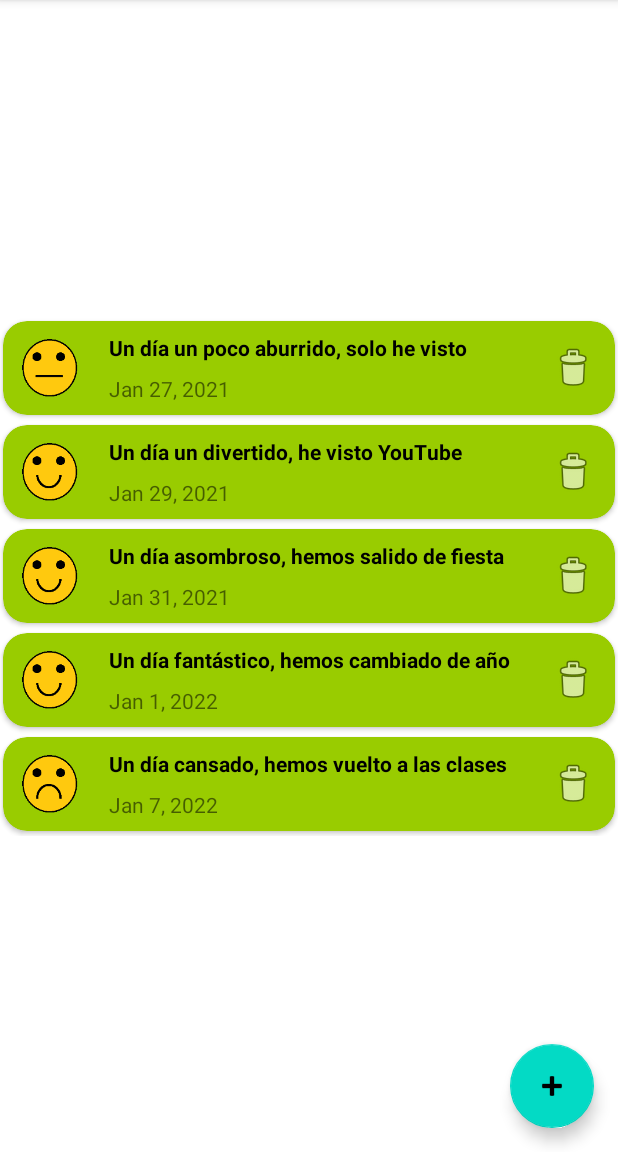
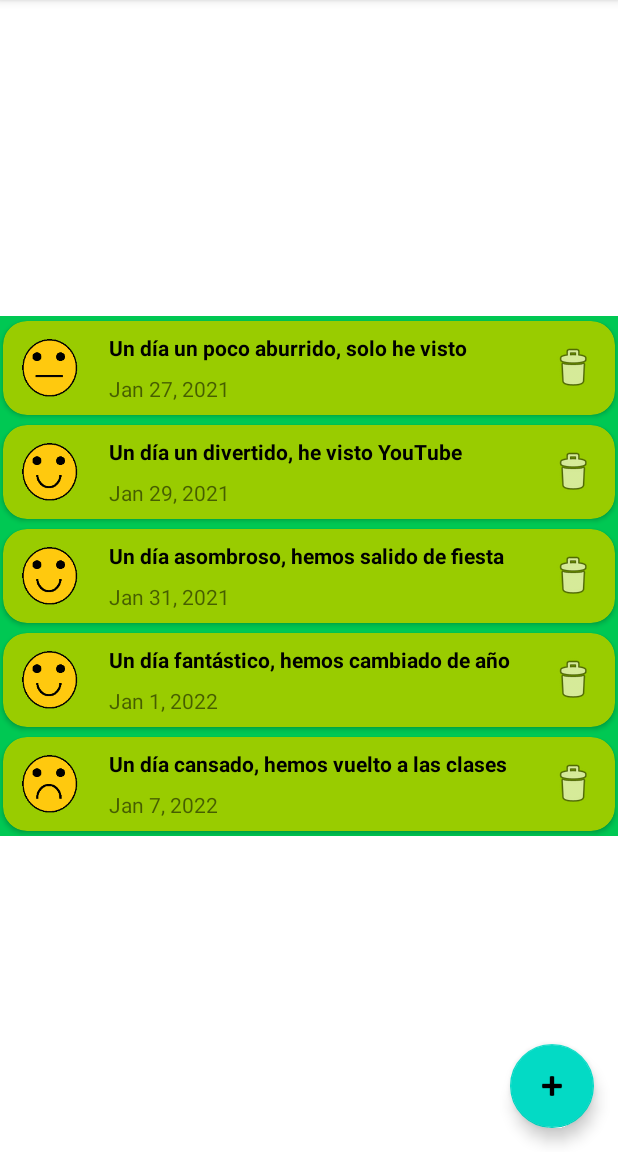
Before and after one commit to sochoa2021AlexandroRodriguezParron/Practica5, an Android app: the screen it shows after launch (MainActivity), on a phone screen of 412 x 824 dp, the part 84-1236 px from its top. Run offline under Robolectric (Android 15) with nearby library versions, the phone set to English and light mode, and no system bars; our stand-ins replace Room's generated code, RxJava.

Commit message:
Practica5 parte3, Terminada

```diff
--- a/app/src/main/java/ui/MainActivity.java
+++ b/app/src/main/java/ui/MainActivity.java
@@ -9,6 +9,7 @@ import androidx.appcompat.app.AppCompatActivity;
 import androidx.appcompat.widget.SearchView;
 import androidx.lifecycle.Observer;
 import androidx.lifecycle.ViewModelProvider;
+import androidx.preference.ListPreference;
 import androidx.preference.PreferenceManager;
 import androidx.recyclerview.widget.GridLayoutManager;
 import androidx.recyclerview.widget.ItemTouchHelper;
@@ -41,6 +42,7 @@ import java.text.SimpleDateFormat;
 import java.util.ArrayList;
 import java.util.Date;
 import java.util.List;
+import java.util.Set;
 
 import io.reactivex.Scheduler;
 import io.reactivex.Single;
@@ -57,6 +59,8 @@ public class MainActivity extends AppCompatActivity{
 
     public final static String EXTRA_MAIN="net.iessochoa.alexandrorodriguez.practica5.MainActivity.extra";
     public final static String EXTRA_FECHA = "MainActivity.fecha";
+    public final static String CHICA = "Chica";
+    public final static String CHICO = "Chico";
 
 
     private FloatingActionButton fabAñadir;
@@ -64,6 +68,7 @@ public class MainActivity extends AppCompatActivity{
     private RecyclerView rv_dias;
     private AdapterView adapterView;
     private SearchView svBusqueda;
+    private SharedPreferences sharedPreferences;
 
 
     ActivityResultLauncher<Intent> mStartForResult = registerForActivityResult(new ActivityResultContracts.StartActivityForResult(),
@@ -94,26 +99,33 @@ public class MainActivity extends AppCompatActivity{
                 }
             });
 
-    //Intent que se encargará de llamar a la actividad de ajustes, y a traerse esos datos
-    ActivityResultLauncher<Intent> resultAjustes = registerForActivityResult(new ActivityResultContracts.StartActivityForResult(),
-            new ActivityResultCallback<ActivityResult>() {
-                @Override
-                public void onActivityResult(ActivityResult result) {
-                    //Si el usuario pulsa OK en la Activity que hemos llamado
-                    if (result.getResultCode() == Activity.RESULT_OK) {
-                        int pantalla=(getResources().getConfiguration().screenLayout & Configuration.SCREENLAYOUT_SIZE_MASK);
-                        if ((pantalla == Configuration.SCREENLAYOUT_SIZE_LARGE) || pantalla==Configuration.SCREENLAYOUT_SIZE_XLARGE) {
-                            SharedPreferences sharedPreferences =
-                                    PreferenceManager.getDefaultSharedPreferences(MainActivity.this);
-                            PreferenceManager.setDefaultValues(MainActivity.this, R.xml.root_preferences, false);
-                            String nombre = sharedPreferences.getString("nombre", "");
-                            MainActivity.this.setTitle(nombre);
-                        }
-                    }
-                }
-            });
 
+    @Override
+    protected void onResume() {
+        super.onResume();
+        sharedPreferences = PreferenceManager.getDefaultSharedPreferences(MainActivity.this);
+        defineTituloApp();
+        leerEstiloChicoChica();
+    }
 
+    private void leerEstiloChicoChica() {
+        String sexoEscogido = sharedPreferences.getString("titulo_sexo_ajustes", "");
+        if (sexoEscogido.equalsIgnoreCase(CHICO)) {
+            rv_dias.setBackgroundResource(R.color.chico);
+        } else {
+            rv_dias.setBackgroundResource(R.color.chica);
+        }
+    }
+    /**
+     * Para definir el titulo de la aplicacion
+     */
+    private void defineTituloApp() {
+        int pantalla=(getResources().getConfiguration().screenLayout & Configuration.SCREENLAYOUT_SIZE_MASK);
+        if ((pantalla == Configuration.SCREENLAYOUT_SIZE_LARGE) || pantalla==Configuration.SCREENLAYOUT_SIZE_XLARGE) {
+            String nombre = sharedPreferences.getString("nombre", "");
+            MainActivity.this.setTitle(nombre);
+        }
+    }
 
 
     @Override
@@ -243,7 +255,7 @@ public class MainActivity extends AppCompatActivity{
                 break;
             case R.id.action_setting:
                 Intent i = new Intent(MainActivity.this, PreferenciasActivity.class);
-                resultAjustes.launch(i);
+                startActivity(i);
                 break;
         }
 
--- a/app/src/main/java/ui/PreferenciasActivity.java
+++ b/app/src/main/java/ui/PreferenciasActivity.java
@@ -14,8 +14,6 @@ import androidx.preference.PreferenceFragmentCompat;
 import practica5.AlexandroRodriguez.iesseveroochoa.net.R;
 
 public class PreferenciasActivity extends AppCompatActivity {
-
-    public final static String EXTRA_PREFERENCIAS = "PreferenciasActivity.extra";
 
 
     @Override
--- a/app/src/main/res/values/arrays.xml
+++ b/app/src/main/res/values/arrays.xml
@@ -12,10 +12,6 @@
         <item>Chica</item>
     </string-array>
 
-    <string-array name="reply_values">
-        <item>reply</item>
-        <item>reply_all</item>
-    </string-array>
 
 
 
--- a/app/src/main/res/values/colors.xml
+++ b/app/src/main/res/values/colors.xml
@@ -8,5 +8,8 @@
     <color name="black">#FF000000</color>
     <color name="white">#FFFFFFFF</color>
 
+    <!-- Colores Chica/Chico-->
+    <color name="chica">#00C853</color>
+    <color name="chico">#D50000</color>
 
 </resources>
--- a/app/src/main/res/xml/root_preferences.xml
+++ b/app/src/main/res/xml/root_preferences.xml
@@ -18,7 +18,7 @@
             app:useSimpleSummaryProvider="true" />
         <ListPreference
             android:id="@+id/lista_sexo_ajustes"
-            android:defaultValue="1"
+            android:defaultValue="false"
             android:entries="@array/sexo"
             android:entryValues="@array/sexo"
             android:key="titulo_sexo_ajustes"
```
Also changed, not shown: app/src/main/res/values/strings.xml (+0 -13 lines).
